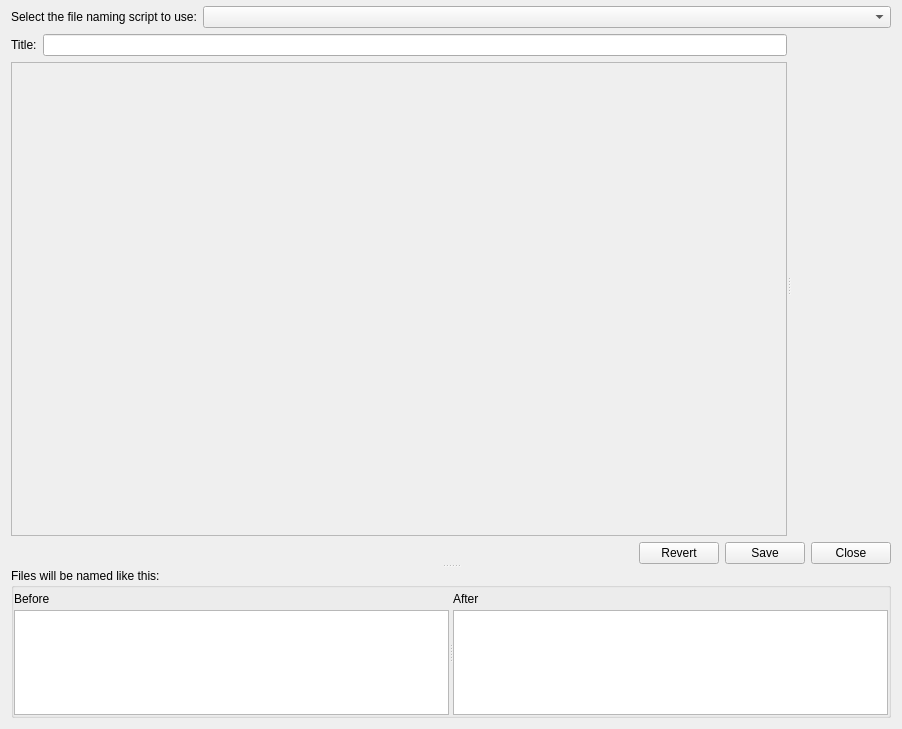
Above: ui/scripteditor.ui from metabrainz/picard before the change. Below: the same form after it.
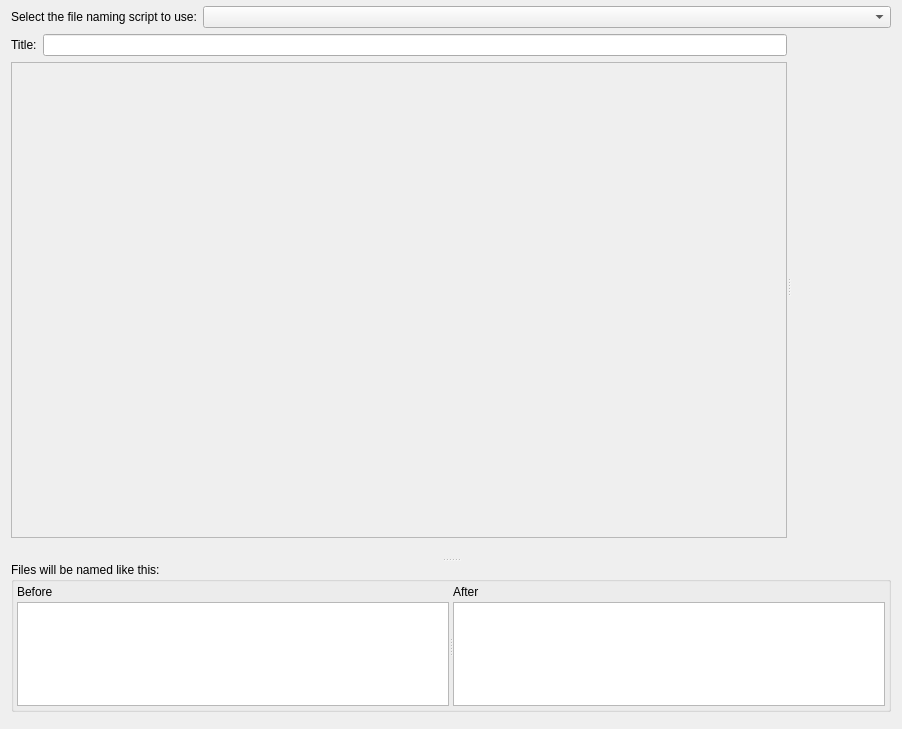
That is the form after the change. Custom widgets are drawn as their Qt base class.

Commit message: PICARD-2179: Use standard dialog button box for script editor

```diff
--- a/ui/scripteditor.ui
+++ b/ui/scripteditor.ui
@@ -23,9 +23,6 @@
    </sizepolicy>
   </property>
   <layout class="QVBoxLayout" name="verticalLayout_3">
-   <property name="spacing">
-    <number>1</number>
-   </property>
    <property name="topMargin">
     <number>3</number>
    </property>
@@ -296,11 +293,6 @@
         </widget>
        </item>
        <item>
-        <layout class="QHBoxLayout" name="horizontalLayout_4">
-         <property name="topMargin">
-          <number>0</number>
-         </property>
-         <item>
           <widget class="QLabel" name="renaming_error">
            <property name="sizePolicy">
             <sizepolicy hsizetype="MinimumExpanding" vsizetype="Preferred">
@@ -316,38 +308,6 @@
            </property>
           </widget>
          </item>
-         <item>
-          <widget class="QPushButton" name="file_naming_editor_reset">
-           <property name="toolTip">
-            <string/>
-           </property>
-           <property name="text">
-            <string>Revert</string>
-           </property>
-          </widget>
-         </item>
-         <item>
-          <widget class="QPushButton" name="file_naming_editor_save">
-           <property name="toolTip">
-            <string/>
-           </property>
-           <property name="text">
-            <string>Save</string>
-           </property>
-          </widget>
-         </item>
-         <item>
-          <widget class="QPushButton" name="file_naming_editor_close">
-           <property name="toolTip">
-            <string/>
-           </property>
-           <property name="text">
-            <string>Close</string>
-           </property>
-          </widget>
-         </item>
-        </layout>
-       </item>
       </layout>
      </widget>
      <widget class="QGroupBox" name="groupBox">
@@ -380,16 +340,16 @@
       </property>
       <layout class="QVBoxLayout" name="verticalLayout">
        <property name="leftMargin">
-        <number>0</number>
+        <number>3</number>
        </property>
        <property name="topMargin">
-        <number>0</number>
+        <number>3</number>
        </property>
        <property name="rightMargin">
-        <number>0</number>
+        <number>3</number>
        </property>
        <property name="bottomMargin">
-        <number>0</number>
+        <number>3</number>
        </property>
        <item>
         <widget class="QSplitter" name="splitter_between_before_and_after">
@@ -408,13 +368,13 @@
           </property>
           <layout class="QVBoxLayout" name="verticalLayout_4">
            <property name="spacing">
-            <number>4</number>
+            <number>3</number>
            </property>
            <property name="leftMargin">
             <number>0</number>
            </property>
            <property name="topMargin">
-            <number>4</number>
+            <number>0</number>
            </property>
            <property name="rightMargin">
             <number>0</number>
@@ -450,13 +410,13 @@
           </property>
           <layout class="QVBoxLayout" name="verticalLayout_6">
            <property name="spacing">
-            <number>4</number>
+            <number>3</number>
            </property>
            <property name="leftMargin">
             <number>0</number>
            </property>
            <property name="topMargin">
-            <number>4</number>
+            <number>0</number>
            </property>
            <property name="rightMargin">
             <number>0</number>
@@ -489,6 +449,9 @@
      </widget>
     </widget>
    </item>
+   <item>
+    <widget class="QDialogButtonBox" name="buttonbox"/>
+   </item>
   </layout>
  </widget>
  <customwidgets>
```
Lines whose indentation alone changed are shown as unchanged. The commit also changes 2 other files.
